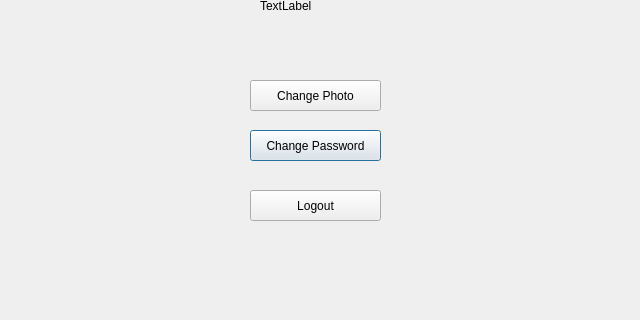
Qt form profilepage.ui (aasishhumagain/BudgetBuddy) before a commit; both pictures show x 0 to 640 and y 160 to 480 of the 640 by 480 pixel window.
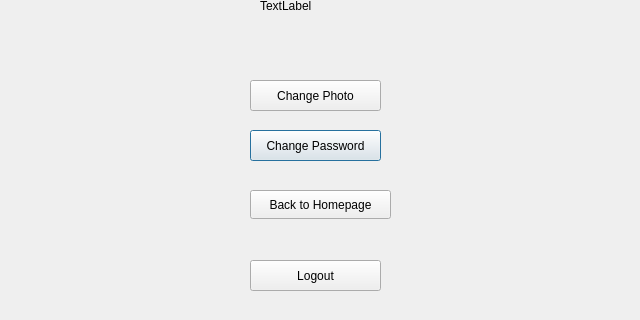
The same form after that commit.

Patch:
```diff
--- a/profilepage.ui
+++ b/profilepage.ui
@@ -56,7 +56,7 @@
    <property name="geometry">
     <rect>
      <x>250</x>
-     <y>350</y>
+     <y>420</y>
      <width>131</width>
      <height>31</height>
     </rect>
@@ -78,6 +78,19 @@
     <string>Change Photo</string>
    </property>
   </widget>
+  <widget class="QPushButton" name="buttonBack">
+   <property name="geometry">
+    <rect>
+     <x>250</x>
+     <y>350</y>
+     <width>141</width>
+     <height>29</height>
+    </rect>
+   </property>
+   <property name="text">
+    <string>Back to Homepage</string>
+   </property>
+  </widget>
  </widget>
  <resources/>
  <connections/>
```
